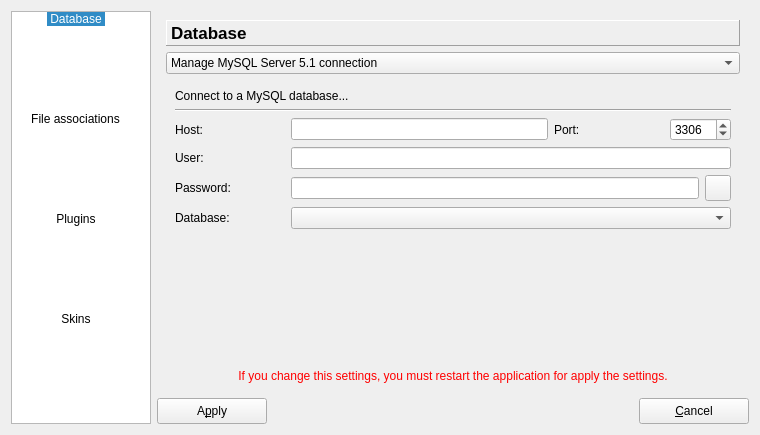
BackupTheBerlios/dms-svn, file trunk/libdms/ui/preference.ui: the form before one commit.
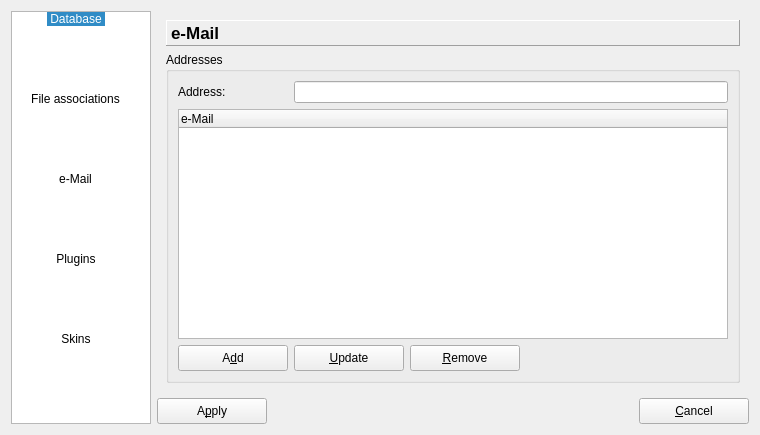
The form after the commit. The open tabs and pages were chosen to show the change. Icons and pictures are not drawn.

Commit message: * add new classes: dmsmailaction.cpp/h for dynamical send a mail * add functionality to create mail action menu dynamical * add function sendMail( ... ) to libdms.cpp/h * add preferences to set up your mail address for using to send mails

Diff of the .ui file:
```diff
--- a/trunk/libdms/ui/preference.ui
+++ b/trunk/libdms/ui/preference.ui
@@ -66,7 +66,7 @@
      <property name="gridSize" >
       <size>
        <width>128</width>
-       <height>100</height>
+       <height>80</height>
       </size>
      </property>
      <property name="viewMode" >
@@ -91,6 +91,14 @@
        <iconset resource="../../resource/dms.qrc" >:/picture/32/images/32x32/documents_32.png</iconset>
       </property>
      </item>
+     <item>
+      <property name="text" >
+       <string>e-Mail</string>
+      </property>
+      <property name="icon" >
+       <iconset resource="../../resource/dms.qrc" >:/picture/32/images/32x32/mail_32.png</iconset>
+      </property>
+     </item>
      <item>
       <property name="text" >
        <string>Plugins</string>
@@ -611,7 +619,168 @@
              </widget>
             </item>
             <item>
-             <widget class="QPushButton" name="btnRemove" >
+             <widget class="QPushButton" name="btnRemoveApplication" >
+              <property name="minimumSize" >
+               <size>
+                <width>110</width>
+                <height>26</height>
+               </size>
+              </property>
+              <property name="maximumSize" >
+               <size>
+                <width>110</width>
+                <height>26</height>
+               </size>
+              </property>
+              <property name="text" >
+               <string>&amp;Remove</string>
+              </property>
+             </widget>
+            </item>
+            <item>
+             <spacer>
+              <property name="orientation" >
+               <enum>Qt::Horizontal</enum>
+              </property>
+              <property name="sizeHint" >
+               <size>
+                <width>91</width>
+                <height>26</height>
+               </size>
+              </property>
+             </spacer>
+            </item>
+           </layout>
+          </item>
+         </layout>
+        </widget>
+       </item>
+      </layout>
+     </widget>
+     <widget class="QWidget" name="pageEMail" >
+      <layout class="QGridLayout" >
+       <item row="0" column="0" >
+        <widget class="QLabel" name="labelPlugins_2" >
+         <property name="minimumSize" >
+          <size>
+           <width>0</width>
+           <height>26</height>
+          </size>
+         </property>
+         <property name="maximumSize" >
+          <size>
+           <width>16777215</width>
+           <height>26</height>
+          </size>
+         </property>
+         <property name="font" >
+          <font>
+           <pointsize>13</pointsize>
+           <weight>75</weight>
+           <bold>true</bold>
+          </font>
+         </property>
+         <property name="frameShape" >
+          <enum>QFrame::Panel</enum>
+         </property>
+         <property name="frameShadow" >
+          <enum>QFrame::Raised</enum>
+         </property>
+         <property name="text" >
+          <string>e-Mail</string>
+         </property>
+        </widget>
+       </item>
+       <item row="1" column="0" >
+        <widget class="QGroupBox" name="groupBoxMailAddress" >
+         <property name="title" >
+          <string>Addresses</string>
+         </property>
+         <layout class="QGridLayout" >
+          <item row="0" column="0" >
+           <layout class="QHBoxLayout" >
+            <item>
+             <widget class="QLabel" name="labelMailAddress" >
+              <property name="minimumSize" >
+               <size>
+                <width>110</width>
+                <height>0</height>
+               </size>
+              </property>
+              <property name="maximumSize" >
+               <size>
+                <width>110</width>
+                <height>16777215</height>
+               </size>
+              </property>
+              <property name="text" >
+               <string>Address:</string>
+              </property>
+             </widget>
+            </item>
+            <item>
+             <widget class="QLineEdit" name="lineEditMailAddress" >
+              <property name="text" >
+               <string/>
+              </property>
+             </widget>
+            </item>
+           </layout>
+          </item>
+          <item row="1" column="0" >
+           <widget class="QTreeWidget" name="treeWidgetMailAddress" >
+            <property name="rootIsDecorated" >
+             <bool>false</bool>
+            </property>
+            <column>
+             <property name="text" >
+              <string>e-Mail</string>
+             </property>
+            </column>
+           </widget>
+          </item>
+          <item row="2" column="0" >
+           <layout class="QHBoxLayout" >
+            <item>
+             <widget class="QPushButton" name="btnAddMailAddress" >
+              <property name="minimumSize" >
+               <size>
+                <width>110</width>
+                <height>26</height>
+               </size>
+              </property>
+              <property name="maximumSize" >
+               <size>
+                <width>110</width>
+                <height>26</height>
+               </size>
+              </property>
+              <property name="text" >
+               <string>A&amp;dd</string>
+              </property>
+             </widget>
+            </item>
+            <item>
+             <widget class="QPushButton" name="btnUpdateMailAddress" >
+              <property name="minimumSize" >
+               <size>
+                <width>110</width>
+                <height>26</height>
+               </size>
+              </property>
+              <property name="maximumSize" >
+               <size>
+                <width>110</width>
+                <height>26</height>
+               </size>
+              </property>
+              <property name="text" >
+               <string>&amp;Update</string>
+              </property>
+             </widget>
+            </item>
+            <item>
+             <widget class="QPushButton" name="btnRemoveMailAddress" >
               <property name="minimumSize" >
                <size>
                 <width>110</width>
```
Left out of the diff: 8 changed lines with no effect on the pictures. The commit also changes 6 other files.
